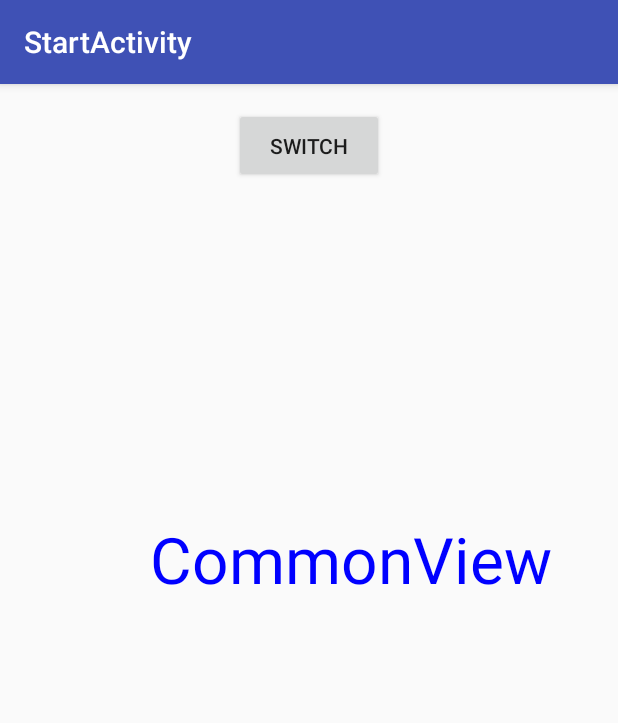
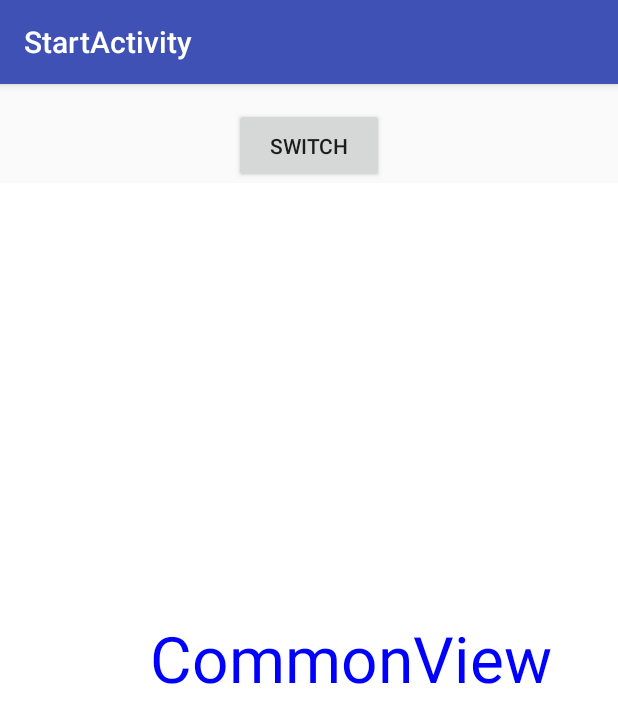
Before and after one commit to qtstsq55/SwitchView, an Android app: the MainActivity screen opened directly, with no data from a screen before it, on a phone screen of 412 x 824 dp. Shown: the top 723 px of the screen. Run offline under Robolectric (Android 15) with nearby library versions, the phone set to English and light mode, and no system bars.

Commit message:
xxd commit

```diff
--- a/app/src/main/java/com/example/switchview/MainActivity.java
+++ b/app/src/main/java/com/example/switchview/MainActivity.java
@@ -9,6 +9,8 @@ import android.graphics.PixelFormat;
 import android.os.Build;
 import android.os.Build.VERSION;
 import android.os.Bundle;
+import android.os.Handler;
+import android.os.Message;
 import android.support.v7.app.AppCompatActivity;
 import android.view.View;
 import android.view.ViewGroup;
@@ -18,6 +20,7 @@ import android.webkit.WebSettings.LayoutAlgorithm;
 import android.webkit.WebView;
 import android.webkit.WebViewClient;
 import android.widget.Button;
+import android.widget.FrameLayout;
 import android.widget.RelativeLayout;
 
 import java.io.File;
@@ -29,78 +32,72 @@ public class MainActivity extends AppCompatActivity {
     public final static int MINIMUMLOGICALFONTSIZE = 8;
     public final static int DEFAULTFIXEDFONTSIZE = 13;
     public final static int DEFAULTFONTSIZE = 16;
-    private WebView webview;
+
     private WebViewClient webviewClient;
     private WebChromeClient webviewChromeClient;
+
+    protected int index = 0;
+    protected Button btn_switch;
+    protected FrameLayout layout;
+    private WebView webview;
     private SfView sfView;
     private CommonView commonView;
-    protected int index = 0;
-    protected Button btn_switch;
-    protected ViewGroup layout;
     private RelativeLayout.LayoutParams params;
-
+private Handler handler=new Handler(){
+    @Override
+    public void handleMessage(Message msg) {
+        super.handleMessage(msg);
+        switchView(index);
+        this.removeMessages(0);
+    }
+};
     @Override
     protected void onCreate(Bundle savedInstanceState) {
         super.onCreate(savedInstanceState);
         this.setContentView(R.layout.activity_main);
         getWindow().setFormat(PixelFormat.TRANSLUCENT);
         initView();
-        initViewsEvent();
+        layout.addView(commonView);
     }
 
     private void initWebView(){
         webview = new WebView(this);
-        webview.setLayoutParams(params);
         initEngine();
     }
 
-    private void initSfView(){
-        sfView = new SfView(this);
-        sfView.setLayoutParams(params);
-    }
-
-
     private void initView(){
-        layout = (ViewGroup) findViewById(R.id.layout_main);
-        commonView = (CommonView) findViewById(R.id.commonview);
         btn_switch = (Button) findViewById(R.id.btn_switch);
-        params = (RelativeLayout.LayoutParams) commonView.getLayoutParams();
-        params.height = RelativeLayout.LayoutParams.MATCH_PARENT;
-        params.width = RelativeLayout.LayoutParams.MATCH_PARENT;
-        initWebView();
-        initSfView();
-    }
-
-
-
-    private void initViewsEvent() {
         btn_switch.setOnClickListener(new View.OnClickListener() {
 
             @Override
             public void onClick(View v) {
-                index++;
-                if (index == 3) {
-                    index = 0;
-                }
+                index=(++index)%3;
+               // handler.sendEmptyMessage(0);
                 switchView(index);
+
             }
         });
+        layout = (FrameLayout) findViewById(R.id.layout_main);
+        commonView =new CommonView(this);
+        sfView = new SfView(this);
+        sfView.setBackgroundColor(Color.WHITE);
+        initWebView();
+
     }
-
 
     private void switchView(int index){
         switch (index){
               case 0:
+                  layout.removeAllViews();
                   layout.addView(commonView);
-                  layout.removeView(webview);
                   break;
               case 1:
+                  layout.removeAllViews();
                   layout.addView(sfView);
-                  layout.removeView(commonView);
                   break;
               case 2:
+                  layout.removeAllViews();
                   layout.addView(webview);
-                  layout.removeView(sfView);
                   break;
           }
     }
@@ -129,7 +126,7 @@ public class MainActivity extends AppCompatActivity {
         webview.getSettings().setSupportZoom(true);
         webview.getSettings().setBuiltInZoomControls(true);
         webview.getSettings().setUseWideViewPort(true);
-        webview.setBackgroundColor(Color.RED);
+//        webview.setBackgroundColor(Color.RED);
         webview.getSettings().setLayoutAlgorithm(LayoutAlgorithm.NORMAL);
         if(VERSION.SDK_INT > Build.VERSION_CODES.GINGERBREAD_MR1){
             webview.getSettings().setDisplayZoomControls(false);
--- a/app/src/main/java/com/example/switchview/SfView.java
+++ b/app/src/main/java/com/example/switchview/SfView.java
@@ -36,6 +36,7 @@ public class SfView extends SurfaceView  implements SurfaceHolder.Callback{
         paint = new Paint();
         paint.setAntiAlias(true);
         paint.setTextSize(64);
+        this.setZOrderOnTop(true);
         surfaceHolder = getHolder();
         surfaceHolder.addCallback(this);
 //        surfaceHolder.setKeepScreenOn(true);
@@ -43,6 +44,7 @@ public class SfView extends SurfaceView  implements SurfaceHolder.Callback{
     }
 
     private void drawView(){
+        System.out.println("canvas==null:"+(canvas==null));
         if(canvas != null){
             paint.setStyle(Paint.Style.FILL);
             paint.setColor(Color.BLUE);
--- a/app/src/main/res/layout/activity_main.xml
+++ b/app/src/main/res/layout/activity_main.xml
@@ -1,30 +1,26 @@
 <?xml version="1.0" encoding="utf-8"?>
-<RelativeLayout
+<LinearLayout
     xmlns:android="http://schemas.android.com/apk/res/android"
     android:layout_width="match_parent"
-    android:layout_height="match_parent">
-
-
-    <RelativeLayout
-        android:id="@+id/layout_main"
-        android:animateLayoutChanges="true"
-        android:layout_width="fill_parent"
-        android:layout_height="fill_parent">
-
-    <com.example.switchview.CommonView
-        android:id="@+id/commonview"
-        android:layout_width="fill_parent"
-        android:layout_height="fill_parent"/>
-
-    </RelativeLayout>
-
-
+    android:layout_height="match_parent"
+    android:orientation="vertical">
     <Button
         android:id="@+id/btn_switch"
         android:layout_centerHorizontal="true"
+        android:layout_gravity="center"
         android:layout_marginTop="16dip"
         android:layout_width="100dip"
         android:layout_height="50dip"
         android:text="Switch"/>
+<FrameLayout
+    android:layout_width="match_parent"
+    android:layout_height="match_parent"
+    android:background="@android:color/white"
+   android:id="@+id/layout_main" >
 
-</RelativeLayout>
+
+</FrameLayout>
+
+
+
+</LinearLayout>
```
Also changed, not shown: 1 other file.
